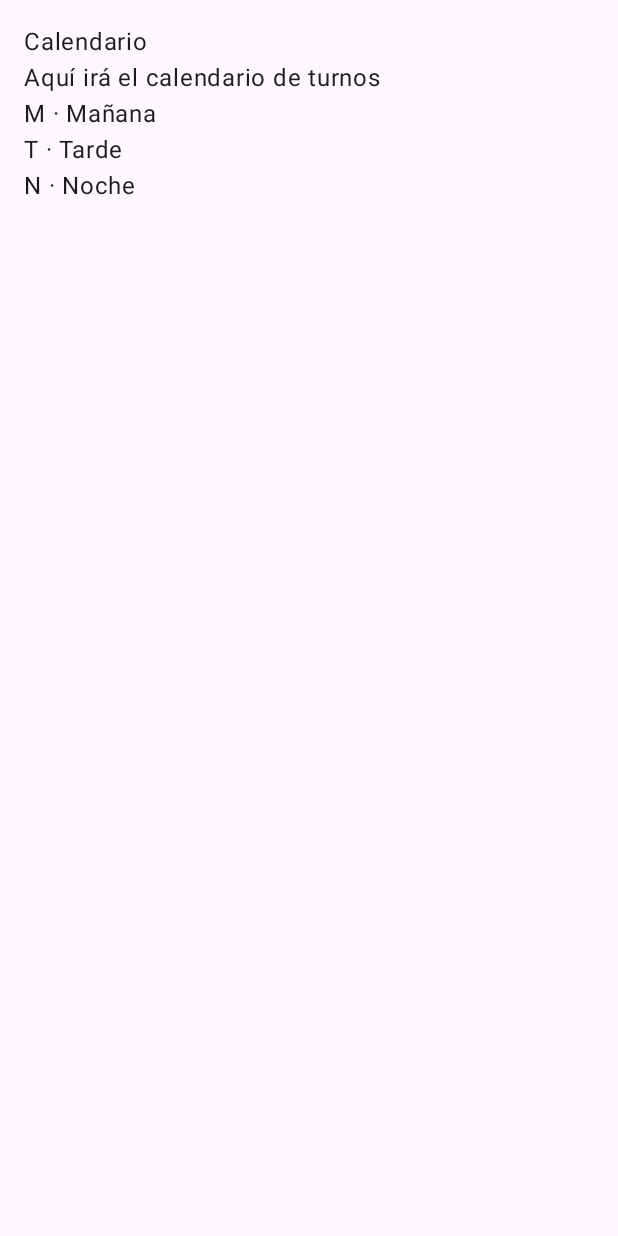
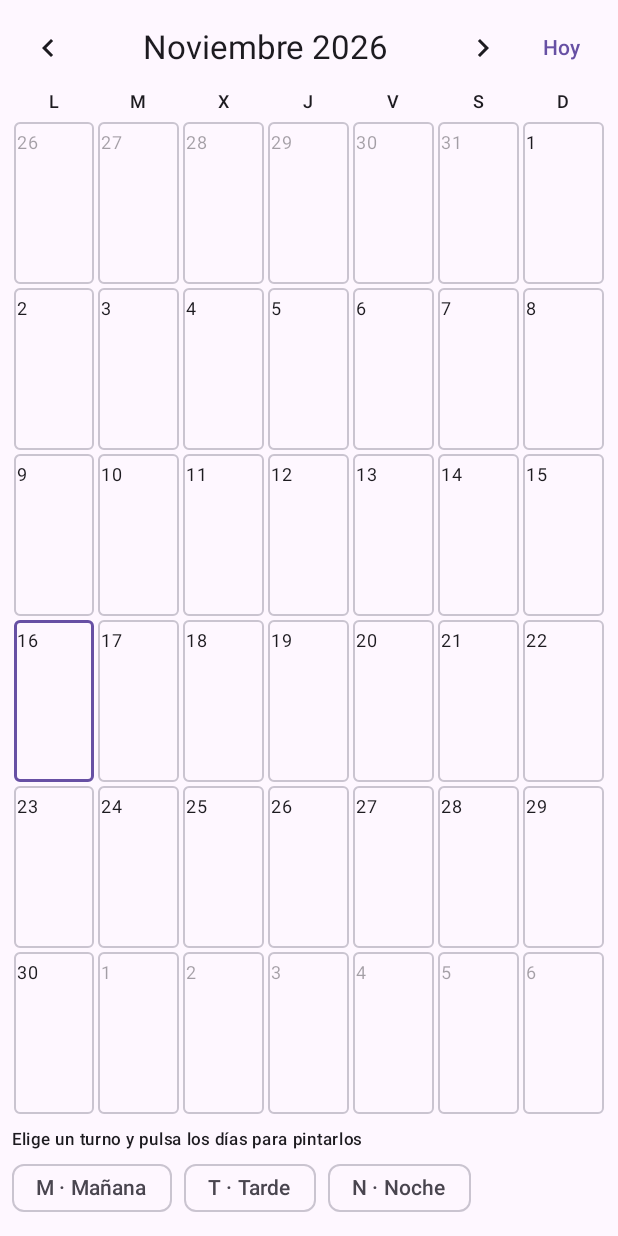
Before and after one commit to jfalvarez/calendario, an Android app built with Jetpack Compose: the screen it shows after launch (MainActivity), on a phone screen of 412 x 824 dp. Run offline under Robolectric (Android 15) with nearby library versions, the phone set to English and light mode, and no system bars; our stand-ins replace Compose Multiplatform resources.

Commit message:
CalendarView

```diff
--- a/shared/src/commonMain/composeResources/values/strings.xml
+++ b/shared/src/commonMain/composeResources/values/strings.xml
@@ -1,4 +1,30 @@
 <resources>
     <string name="app_name">Calendario</string>
-    <string name="month_empty_hint">Aquí irá el calendario de turnos</string>
+    <string name="today">Hoy</string>
+    <string name="previous_month">Mes anterior</string>
+    <string name="next_month">Mes siguiente</string>
+    <string name="paint_mode_hint">Elige un turno y pulsa los días para pintarlos</string>
+    <string-array name="month_names">
+        <item>Enero</item>
+        <item>Febrero</item>
+        <item>Marzo</item>
+        <item>Abril</item>
+        <item>Mayo</item>
+        <item>Junio</item>
+        <item>Julio</item>
+        <item>Agosto</item>
+        <item>Septiembre</item>
+        <item>Octubre</item>
+        <item>Noviembre</item>
+        <item>Diciembre</item>
+    </string-array>
+    <string-array name="weekday_short">
+        <item>L</item>
+        <item>M</item>
+        <item>X</item>
+        <item>J</item>
+        <item>V</item>
+        <item>S</item>
+        <item>D</item>
+    </string-array>
 </resources>
--- /dev/null
+++ b/shared/src/commonMain/kotlin/com/jfaf/calendario/data/repository/InMemoryShiftAssignmentRepository.kt
@@ -0,0 +1,22 @@
+package com.jfaf.calendario.data.repository
+
+import com.jfaf.calendario.domain.repository.ShiftAssignmentRepository
+import kotlinx.coroutines.flow.Flow
+import kotlinx.coroutines.flow.MutableStateFlow
+import kotlinx.coroutines.flow.map
+import kotlinx.coroutines.flow.update
+import kotlinx.datetime.LocalDate
+
+/** Implementación provisional en memoria; se sustituirá por Room. */
+class InMemoryShiftAssignmentRepository : ShiftAssignmentRepository {
+    private val data = MutableStateFlow<Map<LocalDate, List<Long>>>(emptyMap())
+
+    override fun observeAssignments(from: LocalDate, to: LocalDate): Flow<Map<LocalDate, List<Long>>> =
+        data.map { all -> all.filterKeys { it in from..to } }
+
+    override suspend fun getShiftIds(date: LocalDate): List<Long> = data.value[date].orEmpty()
+
+    override suspend fun setShiftIds(date: LocalDate, shiftIds: List<Long>) {
+        data.update { if (shiftIds.isEmpty()) it - date else it + (date to shiftIds.take(2)) }
+    }
+}
--- /dev/null
+++ b/shared/src/commonMain/kotlin/com/jfaf/calendario/data/repository/SystemTodayProvider.kt
@@ -0,0 +1,14 @@
+package com.jfaf.calendario.data.repository
+
+import com.jfaf.calendario.domain.repository.TodayProvider
+import kotlinx.datetime.LocalDate
+import kotlinx.datetime.TimeZone
+import kotlinx.datetime.toLocalDateTime
+import kotlin.time.Clock
+import kotlin.time.ExperimentalTime
+
+@OptIn(ExperimentalTime::class)
+class SystemTodayProvider : TodayProvider {
+    override fun today(): LocalDate =
+        Clock.System.now().toLocalDateTime(TimeZone.currentSystemDefault()).date
+}
--- a/shared/src/commonMain/kotlin/com/jfaf/calendario/di/AppModule.kt
+++ b/shared/src/commonMain/kotlin/com/jfaf/calendario/di/AppModule.kt
@@ -1,18 +1,28 @@
 package com.jfaf.calendario.di
 
+import com.jfaf.calendario.data.repository.InMemoryShiftAssignmentRepository
 import com.jfaf.calendario.data.repository.InMemoryShiftRepository
+import com.jfaf.calendario.data.repository.SystemTodayProvider
+import com.jfaf.calendario.domain.repository.ShiftAssignmentRepository
 import com.jfaf.calendario.domain.repository.ShiftRepository
+import com.jfaf.calendario.domain.repository.TodayProvider
+import com.jfaf.calendario.domain.usecase.ObserveMonthUseCase
 import com.jfaf.calendario.domain.usecase.ObserveShiftsUseCase
+import com.jfaf.calendario.domain.usecase.PaintDayUseCase
 import com.jfaf.calendario.presentation.calendar.CalendarViewModel
 import org.koin.core.module.dsl.viewModelOf
 import org.koin.dsl.module
 
 val dataModule = module {
     single<ShiftRepository> { InMemoryShiftRepository() }
+    single<ShiftAssignmentRepository> { InMemoryShiftAssignmentRepository() }
+    single<TodayProvider> { SystemTodayProvider() }
 }
 
 val domainModule = module {
     factory { ObserveShiftsUseCase(get()) }
+    factory { ObserveMonthUseCase(get(), get()) }
+    factory { PaintDayUseCase(get()) }
 }
 
 val presentationModule = module {
--- /dev/null
+++ b/shared/src/commonMain/kotlin/com/jfaf/calendario/domain/model/CalendarDay.kt
@@ -0,0 +1,10 @@
+package com.jfaf.calendario.domain.model
+
+import kotlinx.datetime.LocalDate
+
+/** Celda del calendario: fecha, si pertenece al mes mostrado y sus turnos (máximo 2). */
+data class CalendarDay(
+    val date: LocalDate,
+    val inCurrentMonth: Boolean,
+    val shifts: List<Shift>,
+)
--- /dev/null
+++ b/shared/src/commonMain/kotlin/com/jfaf/calendario/domain/model/CalendarMonth.kt
@@ -0,0 +1,16 @@
+package com.jfaf.calendario.domain.model
+
+import kotlinx.datetime.DateTimeUnit
+import kotlinx.datetime.LocalDate
+import kotlinx.datetime.plus
+
+/** Mes de calendario (`monthNumber` 1..12). */
+data class CalendarMonth(val year: Int, val monthNumber: Int) {
+    val firstDay: LocalDate get() = LocalDate(year, monthNumber, 1)
+    val next: CalendarMonth get() = of(firstDay.plus(1, DateTimeUnit.MONTH))
+    val previous: CalendarMonth get() = of(firstDay.plus(-1, DateTimeUnit.MONTH))
+
+    companion object {
+        fun of(date: LocalDate) = CalendarMonth(date.year, (date.month.ordinal + 1))
+    }
+}
--- /dev/null
+++ b/shared/src/commonMain/kotlin/com/jfaf/calendario/domain/repository/ShiftAssignmentRepository.kt
@@ -0,0 +1,11 @@
+package com.jfaf.calendario.domain.repository
+
+import kotlinx.coroutines.flow.Flow
+import kotlinx.datetime.LocalDate
+
+/** Turnos asignados a cada día (ids de turno, máximo 2 por día). */
+interface ShiftAssignmentRepository {
+    fun observeAssignments(from: LocalDate, to: LocalDate): Flow<Map<LocalDate, List<Long>>>
+    suspend fun getShiftIds(date: LocalDate): List<Long>
+    suspend fun setShiftIds(date: LocalDate, shiftIds: List<Long>)
+}
--- /dev/null
+++ b/shared/src/commonMain/kotlin/com/jfaf/calendario/domain/repository/TodayProvider.kt
@@ -0,0 +1,8 @@
+package com.jfaf.calendario.domain.repository
+
+import kotlinx.datetime.LocalDate
+
+/** Fecha de hoy; abstraída para poder probar sin depender del reloj. */
+fun interface TodayProvider {
+    fun today(): LocalDate
+}
--- /dev/null
+++ b/shared/src/commonMain/kotlin/com/jfaf/calendario/domain/usecase/BuildMonthGrid.kt
@@ -0,0 +1,21 @@
+package com.jfaf.calendario.domain.usecase
+
+import com.jfaf.calendario.domain.model.CalendarMonth
+import kotlinx.datetime.DateTimeUnit
+import kotlinx.datetime.DayOfWeek
+import kotlinx.datetime.LocalDate
+import kotlinx.datetime.isoDayNumber
+import kotlinx.datetime.plus
+
+/** Fechas del mes agrupadas en semanas completas (4 a 6 filas de 7 días). */
+fun buildMonthGrid(month: CalendarMonth, firstDayOfWeek: DayOfWeek = DayOfWeek.MONDAY): List<List<LocalDate>> {
+    val first = month.firstDay
+    val offset = (first.dayOfWeek.isoDayNumber - firstDayOfWeek.isoDayNumber + 7) % 7
+    val length = first.daysUntil(month.next.firstDay)
+    val weeks = (offset + length + 6) / 7
+    val start = first.plus(-offset, DateTimeUnit.DAY)
+    return List(weeks) { w -> List(7) { d -> start.plus(w * 7 + d, DateTimeUnit.DAY) } }
+}
+
+private fun LocalDate.daysUntil(other: LocalDate): Int =
+    (other.toEpochDays() - this.toEpochDays()).toInt()
--- /dev/null
+++ b/shared/src/commonMain/kotlin/com/jfaf/calendario/domain/usecase/ObserveMonthUseCase.kt
@@ -0,0 +1,36 @@
+package com.jfaf.calendario.domain.usecase
+
+import com.jfaf.calendario.domain.model.CalendarDay
+import com.jfaf.calendario.domain.model.CalendarMonth
+import com.jfaf.calendario.domain.repository.ShiftAssignmentRepository
+import com.jfaf.calendario.domain.repository.ShiftRepository
+import kotlinx.coroutines.flow.Flow
+import kotlinx.coroutines.flow.combine
+import kotlinx.datetime.DayOfWeek
+
+/** Semanas del mes con los turnos de cada día, actualizadas al cambiar turnos o asignaciones. */
+class ObserveMonthUseCase(
+    private val shifts: ShiftRepository,
+    private val assignments: ShiftAssignmentRepository,
+) {
+    operator fun invoke(
+        month: CalendarMonth,
+        firstDayOfWeek: DayOfWeek = DayOfWeek.MONDAY,
+    ): Flow<List<List<CalendarDay>>> {
+        val grid = buildMonthGrid(month, firstDayOfWeek)
+        val from = grid.first().first()
+        val to = grid.last().last()
+        return combine(shifts.observeShifts(), assignments.observeAssignments(from, to)) { allShifts, assigned ->
+            val byId = allShifts.associateBy { it.id }
+            grid.map { week ->
+                week.map { date ->
+                    CalendarDay(
+                        date = date,
+                        inCurrentMonth = (date.month.ordinal + 1) == month.monthNumber,
+                        shifts = assigned[date].orEmpty().mapNotNull { byId[it] },
+                    )
+                }
+            }
+        }
+    }
+}
--- /dev/null
+++ b/shared/src/commonMain/kotlin/com/jfaf/calendario/domain/usecase/PaintDayUseCase.kt
@@ -0,0 +1,12 @@
+package com.jfaf.calendario.domain.usecase
+
+import com.jfaf.calendario.domain.repository.ShiftAssignmentRepository
+import kotlinx.datetime.LocalDate
+
+/** Modo «Pintar»: asigna el turno al día; si el día ya tenía sólo ese turno, lo borra. */
+class PaintDayUseCase(private val assignments: ShiftAssignmentRepository) {
+    suspend operator fun invoke(date: LocalDate, shiftId: Long) {
+        val current = assignments.getShiftIds(date)
+        assignments.setShiftIds(date, if (current == listOf(shiftId)) emptyList() else listOf(shiftId))
+    }
+}
--- a/shared/src/commonMain/kotlin/com/jfaf/calendario/presentation/calendar/CalendarScreen.kt
+++ b/shared/src/commonMain/kotlin/com/jfaf/calendario/presentation/calendar/CalendarScreen.kt
@@ -1,16 +1,50 @@
 package com.jfaf.calendario.presentation.calendar
 
+import androidx.compose.foundation.background
+import androidx.compose.foundation.border
+import androidx.compose.foundation.clickable
+import androidx.compose.foundation.layout.Arrangement
+import androidx.compose.foundation.layout.Box
 import androidx.compose.foundation.layout.Column
+import androidx.compose.foundation.layout.Row
+import androidx.compose.foundation.layout.fillMaxSize
+import androidx.compose.foundation.layout.fillMaxWidth
 import androidx.compose.foundation.layout.padding
+import androidx.compose.foundation.rememberScrollState
+import androidx.compose.foundation.horizontalScroll
+import androidx.compose.foundation.layout.RowScope
+import androidx.compose.foundation.shape.RoundedCornerShape
+import androidx.compose.foundation.layout.height
+import androidx.compose.foundation.layout.heightIn
+import androidx.compose.material.icons.Icons
+import androidx.compose.material.icons.automirrored.filled.KeyboardArrowLeft
+import androidx.compose.material.icons.automirrored.filled.KeyboardArrowRight
+import androidx.compose.material3.FilterChip
+import androidx.compose.material3.Icon
+import androidx.compose.material3.IconButton
+import androidx.compose.material3.MaterialTheme
 import androidx.compose.material3.Text
+import androidx.compose.material3.TextButton
 import androidx.compose.runtime.Composable
 import androidx.compose.runtime.collectAsState
 import androidx.compose.runtime.getValue
+import androidx.compose.ui.Alignment
 import androidx.compose.ui.Modifier
+import androidx.compose.ui.draw.alpha
+import androidx.compose.ui.graphics.Color
+import androidx.compose.ui.text.style.TextAlign
 import androidx.compose.ui.unit.dp
+import androidx.compose.ui.unit.sp
+import com.jfaf.calendario.domain.model.CalendarDay
+import com.jfaf.calendario.domain.model.Shift
 import com.jfaf.calendario.resources.Res
-import com.jfaf.calendario.resources.app_name
-import com.jfaf.calendario.resources.month_empty_hint
+import com.jfaf.calendario.resources.month_names
+import com.jfaf.calendario.resources.paint_mode_hint
+import com.jfaf.calendario.resources.today
+import com.jfaf.calendario.resources.weekday_short
+import com.jfaf.calendario.resources.next_month
+import com.jfaf.calendario.resources.previous_month
+import org.jetbrains.compose.resources.stringArrayResource
 import org.jetbrains.compose.resources.stringResource
 import org.koin.compose.viewmodel.koinViewModel
 
@@ -18,14 +52,105 @@ import org.koin.compose.viewmodel.koinViewModel
 @Composable
 fun CalendarScreen(viewModel: CalendarViewModel = koinViewModel()) {
     val state by viewModel.uiState.collectAsState()
-    CalendarContent(state)
+    CalendarContent(
+        state = state,
+        onPreviousMonth = viewModel::onPreviousMonth,
+        onNextMonth = viewModel::onNextMonth,
+        onToday = viewModel::onToday,
+        onShiftSelected = viewModel::onShiftSelected,
+        onDayClick = viewModel::onDayClick,
+    )
 }
 
 @Composable
-fun CalendarContent(state: CalendarUiState) {
-    Column(Modifier.padding(16.dp)) {
-        Text(stringResource(Res.string.app_name))
-        Text(stringResource(Res.string.month_empty_hint))
-        state.shifts.forEach { Text("${it.abbreviation} · ${it.name}") }
+fun CalendarContent(
+    state: CalendarUiState,
+    onPreviousMonth: () -> Unit,
+    onNextMonth: () -> Unit,
+    onToday: () -> Unit,
+    onShiftSelected: (Long) -> Unit,
+    onDayClick: (kotlinx.datetime.LocalDate) -> Unit,
+) {
+    val monthNames = stringArrayResource(Res.array.month_names)
+    val weekdays = stringArrayResource(Res.array.weekday_short)
+    Column(Modifier.fillMaxSize().padding(8.dp)) {
+        Row(Modifier.fillMaxWidth(), verticalAlignment = Alignment.CenterVertically) {
+            IconButton(onClick = onPreviousMonth) {
+                Icon(Icons.AutoMirrored.Filled.KeyboardArrowLeft, stringResource(Res.string.previous_month))
+            }
+            Text(
+                "${monthNames[state.month.monthNumber - 1]} ${state.month.year}",
+                style = MaterialTheme.typography.titleLarge,
+                textAlign = TextAlign.Center,
+                modifier = Modifier.weight(1f),
+            )
+            IconButton(onClick = onNextMonth) {
+                Icon(Icons.AutoMirrored.Filled.KeyboardArrowRight, stringResource(Res.string.next_month))
+            }
+            TextButton(onClick = onToday) { Text(stringResource(Res.string.today)) }
+        }
+        Row(Modifier.fillMaxWidth().padding(vertical = 4.dp)) {
+            weekdays.forEach {
+                Text(it, Modifier.weight(1f), textAlign = TextAlign.Center, style = MaterialTheme.typography.labelMedium)
+            }
+        }
+        Column(Modifier.weight(1f).fillMaxWidth()) {
+            state.weeks.forEach { week ->
+                Row(Modifier.weight(1f).fillMaxWidth()) {
+                    week.forEach { day ->
+                        DayCell(day, isToday = day.date == state.today, onClick = { onDayClick(day.date) })
+                    }
+                }
+            }
+        }
+        Text(
+            stringResource(Res.string.paint_mode_hint),
+            style = MaterialTheme.typography.labelSmall,
+            modifier = Modifier.padding(top = 8.dp),
+        )
+        Row(
+            Modifier.fillMaxWidth().horizontalScroll(rememberScrollState()),
+            horizontalArrangement = Arrangement.spacedBy(8.dp),
+        ) {
+            state.shifts.forEach { shift ->
+                FilterChip(
+                    selected = state.paintShiftId == shift.id,
+                    onClick = { onShiftSelected(shift.id) },
+                    label = { Text("${shift.abbreviation} · ${shift.name}") },
+                )
+            }
+        }
     }
 }
+
+@Composable
+private fun RowScope.DayCell(day: CalendarDay, isToday: Boolean, onClick: () -> Unit) {
+    val border = if (isToday) MaterialTheme.colorScheme.primary else MaterialTheme.colorScheme.outlineVariant
+    Column(
+        Modifier
+            .weight(1f)
+            .fillMaxSize()
+            .padding(1.dp)
+            .border(if (isToday) 2.dp else 1.dp, border, RoundedCornerShape(4.dp))
+            .clickable(onClick = onClick)
+            .padding(2.dp)
+            .alpha(if (day.inCurrentMonth) 1f else 0.4f),
+        verticalArrangement = Arrangement.spacedBy(2.dp),
+    ) {
+        Text("${day.date.day}", fontSize = 12.sp)
+        day.shifts.forEach { ShiftTag(it) }
+    }
+}
+
+@Composable
+private fun ShiftTag(shift: Shift) {
+    Box(
+        Modifier
+            .fillMaxWidth()
+            .heightIn(min = 16.dp)
+            .background(Color(shift.colorArgb), RoundedCornerShape(3.dp)),
+        contentAlignment = Alignment.Center,
+    ) {
+        Text(shift.abbreviation, color = Color.White, fontSize = 11.sp, maxLines = 1)
+    }
+}
--- a/shared/src/commonMain/kotlin/com/jfaf/calendario/presentation/calendar/CalendarUiState.kt
+++ b/shared/src/commonMain/kotlin/com/jfaf/calendario/presentation/calendar/CalendarUiState.kt
@@ -1,9 +1,16 @@
 package com.jfaf.calendario.presentation.calendar
 
+import com.jfaf.calendario.domain.model.CalendarDay
+import com.jfaf.calendario.domain.model.CalendarMonth
 import com.jfaf.calendario.domain.model.Shift
+import kotlinx.datetime.LocalDate
 
 /** Estado inmutable que pinta la pantalla (flujo de datos unidireccional). */
 data class CalendarUiState(
+    val month: CalendarMonth,
+    val today: LocalDate,
+    val weeks: List<List<CalendarDay>> = emptyList(),
     val shifts: List<Shift> = emptyList(),
-    val isLoading: Boolean = true,
+    /** Turno activo del modo Pintar; null = pintar desactivado. */
+    val paintShiftId: Long? = null,
 )
--- a/shared/src/commonMain/kotlin/com/jfaf/calendario/presentation/calendar/CalendarViewModel.kt
+++ b/shared/src/commonMain/kotlin/com/jfaf/calendario/presentation/calendar/CalendarViewModel.kt
@@ -2,15 +2,56 @@ package com.jfaf.calendario.presentation.calendar
 
 import androidx.lifecycle.ViewModel
 import androidx.lifecycle.viewModelScope
+import com.jfaf.calendario.domain.model.CalendarMonth
+import com.jfaf.calendario.domain.repository.TodayProvider
+import com.jfaf.calendario.domain.usecase.ObserveMonthUseCase
 import com.jfaf.calendario.domain.usecase.ObserveShiftsUseCase
+import com.jfaf.calendario.domain.usecase.PaintDayUseCase
+import kotlinx.coroutines.ExperimentalCoroutinesApi
+import kotlinx.coroutines.flow.MutableStateFlow
 import kotlinx.coroutines.flow.SharingStarted
 import kotlinx.coroutines.flow.StateFlow
-import kotlinx.coroutines.flow.map
+import kotlinx.coroutines.flow.combine
+import kotlinx.coroutines.flow.flatMapLatest
 import kotlinx.coroutines.flow.stateIn
+import kotlinx.coroutines.flow.update
+import kotlinx.coroutines.launch
+import kotlinx.datetime.LocalDate
 
 /** Sólo depende de casos de uso; expone un único `StateFlow<UiState>`. */
-class CalendarViewModel(observeShifts: ObserveShiftsUseCase) : ViewModel() {
-    val uiState: StateFlow<CalendarUiState> = observeShifts()
-        .map { CalendarUiState(shifts = it, isLoading = false) }
-        .stateIn(viewModelScope, SharingStarted.WhileSubscribed(5_000), CalendarUiState())
+@OptIn(ExperimentalCoroutinesApi::class)
+class CalendarViewModel(
+    observeMonth: ObserveMonthUseCase,
+    observeShifts: ObserveShiftsUseCase,
+    private val paintDay: PaintDayUseCase,
+    todayProvider: TodayProvider,
+) : ViewModel() {
+    private val today = todayProvider.today()
+    private val month = MutableStateFlow(CalendarMonth.of(today))
+    private val paintShiftId = MutableStateFlow<Long?>(null)
+
+    val uiState: StateFlow<CalendarUiState> = combine(
+        month,
+        month.flatMapLatest { observeMonth(it) },
+        observeShifts(),
+        paintShiftId,
+    ) { m, weeks, shifts, paintId ->
+        CalendarUiState(month = m, today = today, weeks = weeks, shifts = shifts, paintShiftId = paintId)
+    }.stateIn(
+        viewModelScope,
+        SharingStarted.WhileSubscribed(5_000),
+        CalendarUiState(month = month.value, today = today),
+    )
+
+    fun onPreviousMonth() = month.update { it.previous }
+    fun onNextMonth() = month.update { it.next }
+    fun onToday() { month.value = CalendarMonth.of(today) }
+
+    /** Pulsar el turno activo lo desactiva. */
+    fun onShiftSelected(id: Long) = paintShiftId.update { if (it == id) null else id }
+
+    fun onDayClick(date: LocalDate) {
+        val id = paintShiftId.value ?: return
+        viewModelScope.launch { paintDay(date, id) }
+    }
 }
```
Also changed, not shown: 2 other files.
